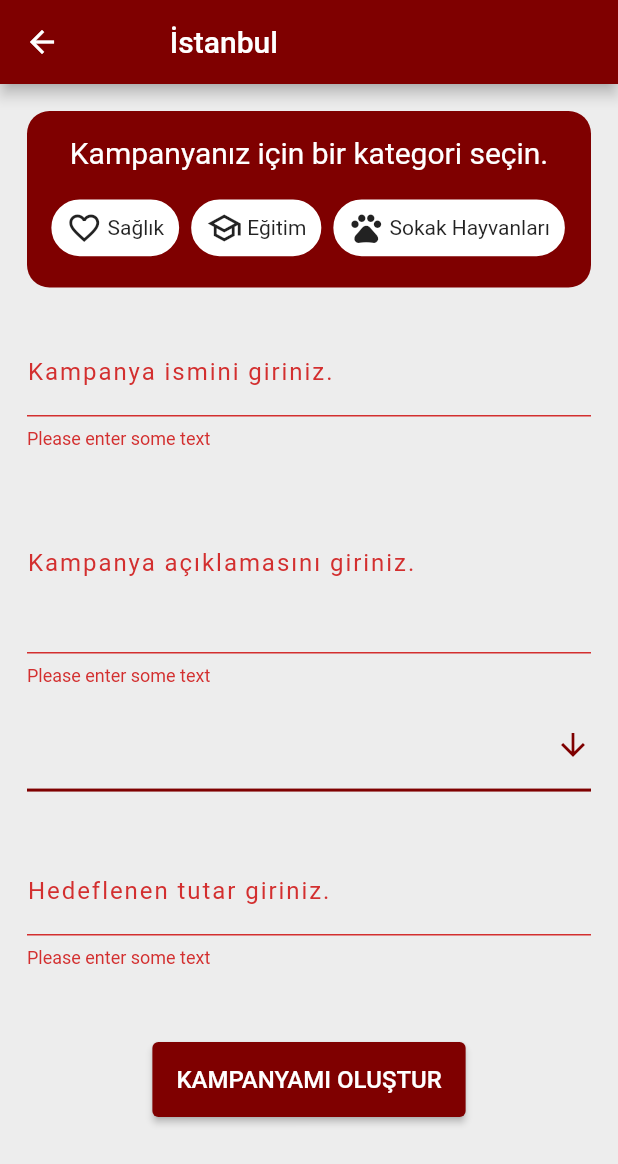
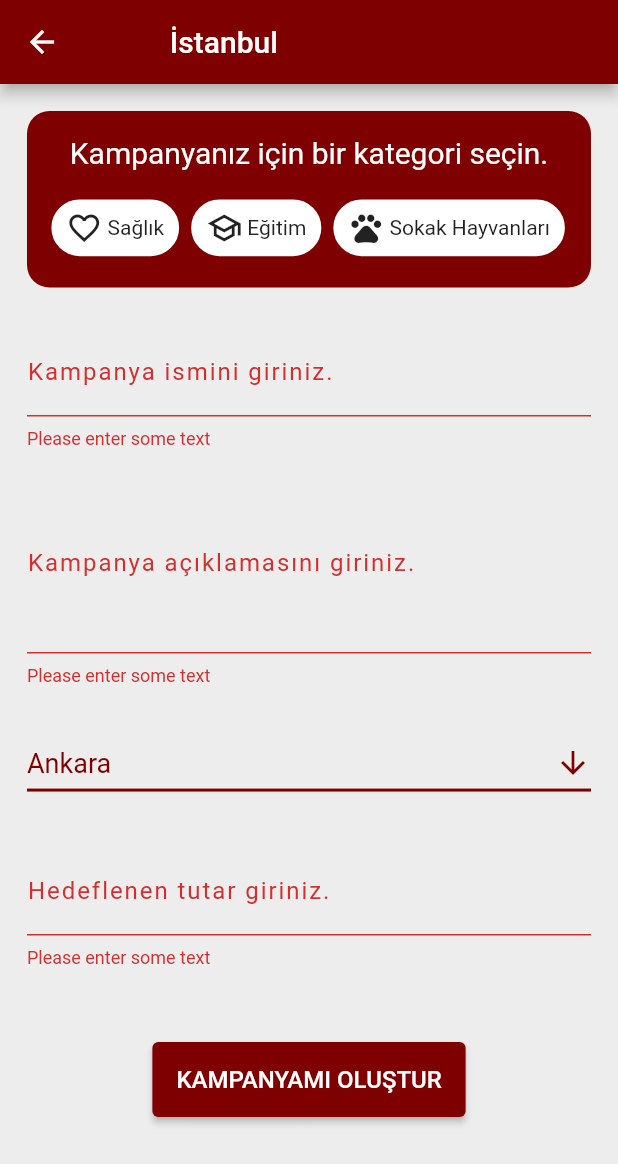
Before and after one commit to FatihGeylan/Graduation_Project_Yardimeli, a Flutter app: the AddCampaignPage screen opened directly, after a tap on "KAMPANYAMI OLUŞTUR", on a phone screen of 412 x 824 dp. Shown: the top 1164 px of the screen. Run offline on Flutter 3.47's test engine with Material 2 defaults, Android fonts, the phone set to English and light mode, and no system bars; our stand-ins replace flutter_riverpod, percent_indicator; accounts and stored records are empty.

Commit message:
Kampanya Ekleme işlemleri tamamlandı.

```diff
--- a/lib/pages/AddCampaignPage.dart
+++ b/lib/pages/AddCampaignPage.dart
@@ -1,6 +1,7 @@
 import 'package:flutter/material.dart';
 import 'package:flutter_riverpod/flutter_riverpod.dart';
 import 'package:yardimeliflutter/API/AddCampaignApiService.dart';
+import 'package:yardimeliflutter/Model/ModelCampaign.dart';
 import 'package:yardimeliflutter/userprovider.dart';
 
 import '../HomeScreen.dart';
@@ -15,6 +16,7 @@ class AddCampaignPage extends ConsumerStatefulWidget {
 }
 
 class _AddCampaignPageState extends ConsumerState<AddCampaignPage> {
+
   final TextEditingController _campaignNameController = TextEditingController();
   final TextEditingController _campaignDescriptionController = TextEditingController();
   final TextEditingController _campaignGoalController = TextEditingController();
@@ -25,9 +27,17 @@ class _AddCampaignPageState extends ConsumerState<AddCampaignPage> {
   String campaignGoal = '';
   final maxLines = 5;
   int selectedCategoryID = 3;
-  String dropdownValue = '';
+  String dropdownValue = 'Ankara';
+  var seen = Set<String>();
+  Future<Campaign>? _futureCampaign;
+
+  List<String> cities = ['İstanbul','Ankara','İzmir','Eskişehir','Bursa'];
+  // List<String> uniquelist = cities.where((country) => seen.add(country)).toList();
+
   @override
   Widget build(BuildContext context) {
+
+
     // String dropdownValue = 'Şehrinizi Seçiniz.';
     final userprovider = ref.watch(userProvider);
     final campaignprovider = ref.watch(campaignpageProvider);
@@ -46,6 +56,7 @@ class _AddCampaignPageState extends ConsumerState<AddCampaignPage> {
         ),
         body: Form(
           key: _formKey2,
+          child: SingleChildScrollView(
             child: Column(
               children: [
                 Padding(
@@ -83,7 +94,7 @@ class _AddCampaignPageState extends ConsumerState<AddCampaignPage> {
                                     ref
                                         .read(campaignpageProvider)
                                         .CategorySelect(index);
-                                  selectedCategoryID = index;
+                                    selectedCategoryID = index + 1;
                                     //campaignprovider.CategorySelect(index);
                                   },
                                   child: campaigncategorylabel(
@@ -266,17 +277,15 @@ class _AddCampaignPageState extends ConsumerState<AddCampaignPage> {
                       height: 2,
                       color: Color(0xff7f0000),
                     ),
-                  onChanged: (String? newValue) {
+                    onChanged: (city) {
                       setState(() {
-                      dropdownValue = newValue!;
+                        dropdownValue = city!;
                       });
                     },
-                  items: <String>[
-
-                  ].map<DropdownMenuItem<String>>((String value) {
+                    items: cities.map((String cities) {
                       return DropdownMenuItem<String>(
-                      value: value,
-                      child: Text(value),
+                        value: cities,
+                        child: Text(cities),
                       );
                     }).toList(),
                   ),
@@ -334,6 +343,7 @@ class _AddCampaignPageState extends ConsumerState<AddCampaignPage> {
                             try {
                               var req = await _addCampaignAPI.AddCampaign(
                                 userprovider,
+                                '3',
                                 _campaignNameController.text,
                                 _campaignDescriptionController.text,
                                 selectedCategoryID.toString(),
@@ -341,10 +351,13 @@ class _AddCampaignPageState extends ConsumerState<AddCampaignPage> {
                                 'default.jpg',
                                 dropdownValue
                               );
-                            if (req!.statusCode == 200) {
-                              print(req.body);
-                              _gotoHomeScreen(context);
+
+                              if(req?.statusCode ==200){
+                                print(req?.body);
                               }
+
+                                //_gotoHomeScreen(context);
+
                               // else {
                               //   print('KULLANICI OLUSTURULAMADI');
                               // }
@@ -384,6 +397,7 @@ class _AddCampaignPageState extends ConsumerState<AddCampaignPage> {
             ),
           ),
         ),
+      ),
     );
   }
 
```
Also changed, not shown: lib/API/AddCampaignApiService.dart (+13 -5 lines). Lines whose indentation alone changed are shown as unchanged.
